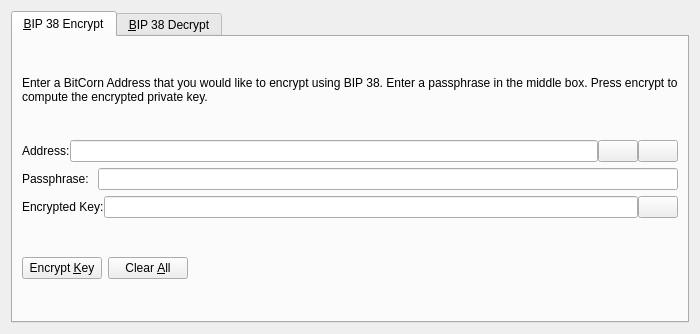
Before: the Qt Designer form src/qt/forms/bip38tooldialog.ui in BITCORNProject/BITCORN-oldchain, drawn with Qt 5.
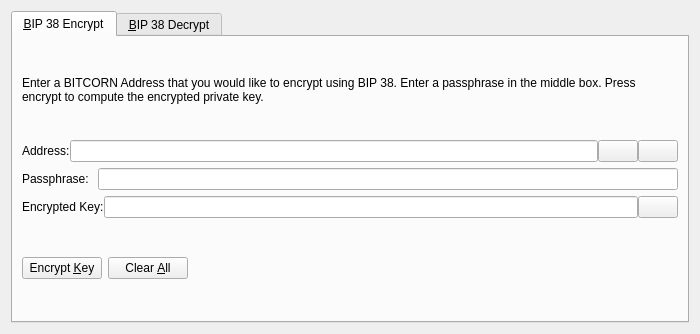
After: the same form once the commit is applied. The open tabs and pages were chosen to show the change. Icons and pictures are not drawn. Custom widgets are drawn as their Qt base class.

```diff
--- a/src/qt/forms/bip38tooldialog.ui
+++ b/src/qt/forms/bip38tooldialog.ui
@@ -30,7 +30,7 @@
        <item>
         <widget class="QLabel" name="infoLabel_ENC">
          <property name="text">
-          <string>Enter a BitCorn Address that you would like to encrypt using BIP 38. Enter a passphrase in the middle box. Press encrypt to compute the encrypted private key.</string>
+          <string>Enter a BITCORN Address that you would like to encrypt using BIP 38. Enter a passphrase in the middle box. Press encrypt to compute the encrypted private key.</string>
          </property>
          <property name="textFormat">
           <enum>Qt::PlainText</enum>
```
Left out of the diff: 8 changed lines with no effect on the pictures.
